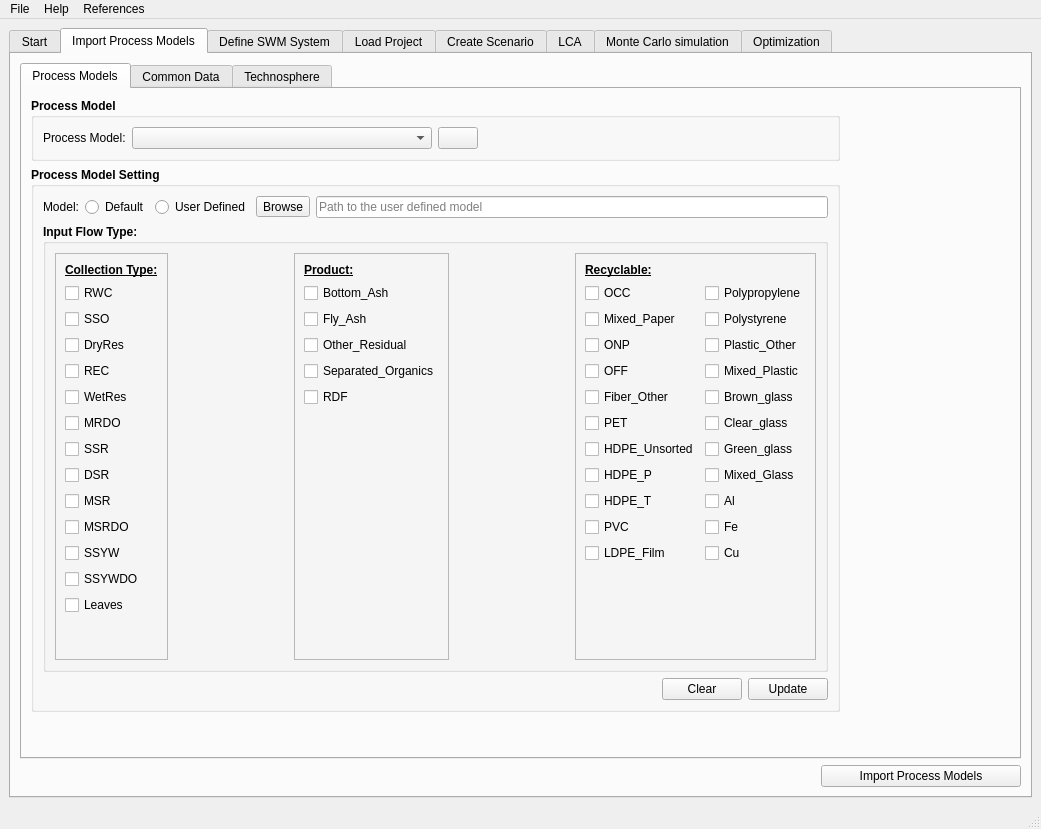
Qt form swolfpy/UI/PySWOLF.ui (SwolfPy-Project/swolfpy) before a commit.
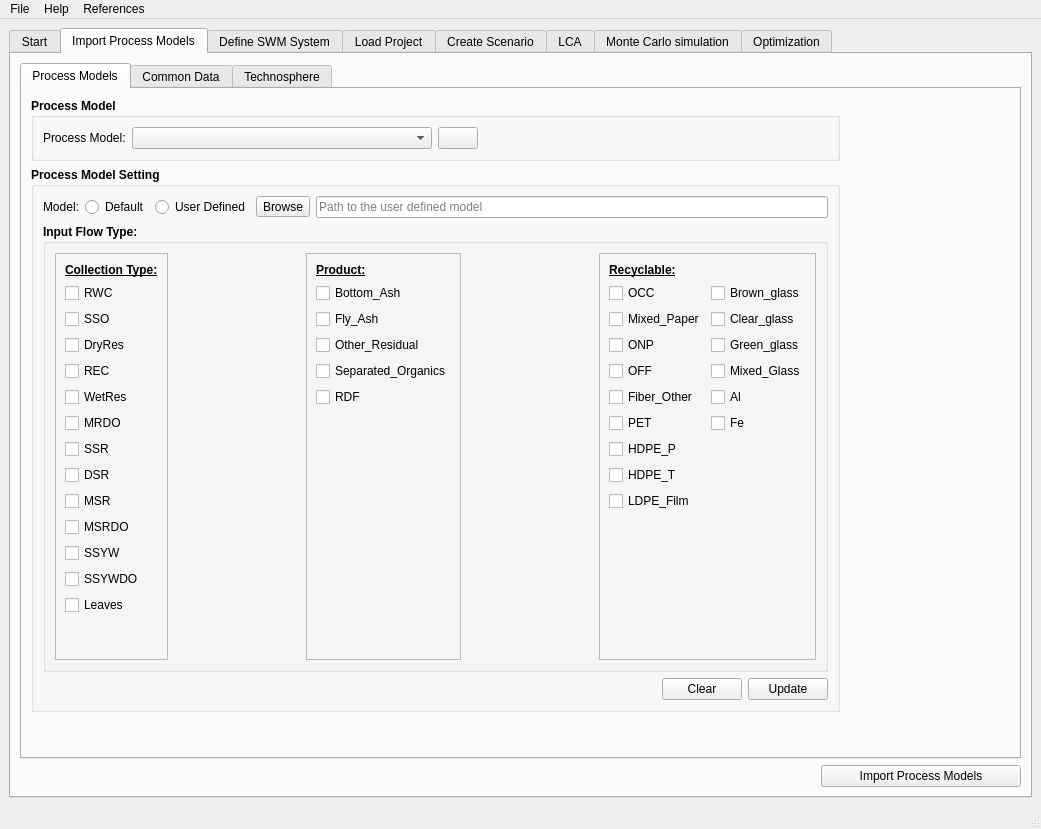
The same form after that commit. The open tabs and pages were chosen to show the change. Icons and pictures are not drawn.

Diff of the .ui file:
```diff
--- a/swolfpy/UI/PySWOLF.ui
+++ b/swolfpy/UI/PySWOLF.ui
@@ -488,13 +488,6 @@
                        </property>
                       </widget>
                      </item>
-                     <item row="7" column="1">
-                      <widget class="QCheckBox" name="IT_Green_glass">
-                       <property name="text">
-                        <string>Green_glass</string>
-                       </property>
-                      </widget>
-                     </item>
                      <item row="1" column="0">
                       <widget class="QCheckBox" name="IT_OCC">
                        <property name="text">
@@ -517,27 +510,6 @@
                        </property>
                       </widget>
                      </item>
-                     <item row="5" column="1">
-                      <widget class="QCheckBox" name="IT_Brown_glass">
-                       <property name="text">
-                        <string>Brown_glass</string>
-                       </property>
-                      </widget>
-                     </item>
-                     <item row="10" column="0">
-                      <widget class="QCheckBox" name="IT_PVC">
-                       <property name="text">
-                        <string>PVC</string>
-                       </property>
-                      </widget>
-                     </item>
-                     <item row="9" column="1">
-                      <widget class="QCheckBox" name="IT_Al">
-                       <property name="text">
-                        <string>Al</string>
-                       </property>
-                      </widget>
-                     </item>
                      <item row="2" column="0">
                       <widget class="QCheckBox" name="IT_Mixed_Paper">
                        <property name="text">
@@ -545,27 +517,6 @@
                        </property>
                       </widget>
                      </item>
-                     <item row="10" column="1">
-                      <widget class="QCheckBox" name="IT_Fe">
-                       <property name="text">
-                        <string>Fe</string>
-                       </property>
-                      </widget>
-                     </item>
-                     <item row="2" column="1">
-                      <widget class="QCheckBox" name="IT_Polystyrene">
-                       <property name="text">
-                        <string>Polystyrene</string>
-                       </property>
-                      </widget>
-                     </item>
-                     <item row="8" column="0">
-                      <widget class="QCheckBox" name="IT_HDPE_P">
-                       <property name="text">
-                        <string>HDPE_P</string>
-                       </property>
-                      </widget>
-                     </item>
                      <item row="6" column="0">
                       <widget class="QCheckBox" name="IT_PET">
                        <property name="text">
@@ -580,27 +531,6 @@
                        </property>
                       </widget>
                      </item>
-                     <item row="8" column="1">
-                      <widget class="QCheckBox" name="IT_Mixed_Glass">
-                       <property name="text">
-                        <string>Mixed_Glass</string>
-                       </property>
-                      </widget>
-                     </item>
-                     <item row="11" column="1">
-                      <widget class="QCheckBox" name="IT_Cu">
-                       <property name="text">
-                        <string>Cu</string>
-                       </property>
-                      </widget>
-                     </item>
-                     <item row="3" column="1">
-                      <widget class="QCheckBox" name="IT_Plastic_Other">
-                       <property name="text">
-                        <string>Plastic_Other</string>
-                       </property>
-                      </widget>
-                     </item>
                      <item row="3" column="0">
                       <widget class="QCheckBox" name="IT_ONP">
                        <property name="text">
@@ -608,60 +538,81 @@
                        </property>
                       </widget>
                      </item>
-                     <item row="1" column="1">
-                      <widget class="QCheckBox" name="IT_Polypropylene">
-                       <property name="text">
-                        <string>Polypropylene</string>
+                     <item row="12" column="0">
+                      <spacer name="verticalSpacer_6">
+                       <property name="orientation">
+                        <enum>Qt::Vertical</enum>
                        </property>
-                      </widget>
+                       <property name="sizeHint" stdset="0">
+                        <size>
+                         <width>20</width>
+                         <height>40</height>
+                        </size>
+                       </property>
+                      </spacer>
                      </item>
                      <item row="7" column="0">
-                      <widget class="QCheckBox" name="IT_HDPE_Unsorted">
+                      <widget class="QCheckBox" name="IT_HDPE_P">
                        <property name="text">
-                        <string>HDPE_Unsorted</string>
+                        <string>HDPE_P</string>
                        </property>
                       </widget>
                      </item>
-                     <item row="4" column="1">
-                      <widget class="QCheckBox" name="IT_Mixed_Plastic">
-                       <property name="text">
-                        <string>Mixed_Plastic</string>
-                       </property>
-                      </widget>
-                     </item>
-                     <item row="9" column="0">
+                     <item row="8" column="0">
                       <widget class="QCheckBox" name="IT_HDPE_T">
                        <property name="text">
                         <string>HDPE_T</string>
                        </property>
                       </widget>
                      </item>
-                     <item row="6" column="1">
-                      <widget class="QCheckBox" name="IT_Clear_glass">
-                       <property name="text">
-                        <string>Clear_glass</string>
-                       </property>
-                      </widget>
-                     </item>
-                     <item row="11" column="0">
+                     <item row="9" column="0">
                       <widget class="QCheckBox" name="IT_LDPE_Film">
                        <property name="text">
                         <string>LDPE_Film</string>
                        </property>
                       </widget>
                      </item>
-                     <item row="12" column="0">
-                      <spacer name="verticalSpacer_6">
-                       <property name="orientation">
-                        <enum>Qt::Vertical</enum>
+                     <item row="1" column="1">
+                      <widget class="QCheckBox" name="IT_Brown_glass">
+                       <property name="text">
+                        <string>Brown_glass</string>
                        </property>
-                       <property name="sizeHint" stdset="0">
-                        <size>
-                         <width>20</width>
-                         <height>40</height>
-                        </size>
+                      </widget>
+                     </item>
+                     <item row="2" column="1">
+                      <widget class="QCheckBox" name="IT_Clear_glass">
+                       <property name="text">
+                        <string>Clear_glass</string>
                        </property>
-                      </spacer>
+                      </widget>
+                     </item>
+                     <item row="3" column="1">
+                      <widget class="QCheckBox" name="IT_Green_glass">
+                       <property name="text">
+                        <string>Green_glass</string>
+                       </property>
+                      </widget>
+                     </item>
+                     <item row="4" column="1">
+                      <widget class="QCheckBox" name="IT_Mixed_Glass">
+                       <property name="text">
+                        <string>Mixed_Glass</string>
+                       </property>
+                      </widget>
+                     </item>
+                     <item row="5" column="1">
+                      <widget class="QCheckBox" name="IT_Al">
+                       <property name="text">
+                        <string>Al</string>
+                       </property>
+                      </widget>
+                     </item>
+                     <item row="6" column="1">
+                      <widget class="QCheckBox" name="IT_Fe">
+                       <property name="text">
+                        <string>Fe</string>
+                       </property>
+                      </widget>
                      </item>
                     </layout>
                    </widget>
```
Left out of the diff: 8 changed lines with no effect on the pictures.
